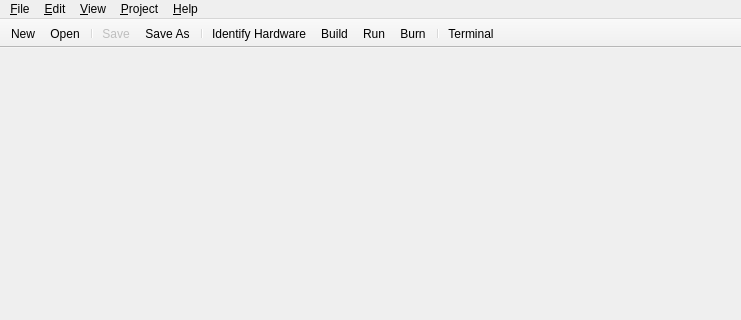
parallaxinc/PropellerIDE, file src/propelleride/forms/mainwindow.ui: the form before one commit; both pictures show x 0 to 741 and y 0 to 320 of the 741 by 679 pixel window.
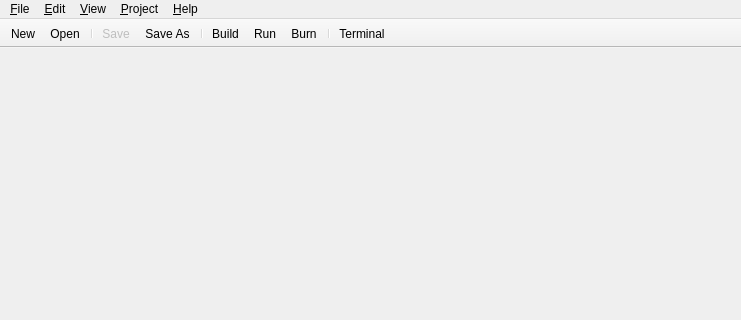
The form after the commit. Icons and pictures are not drawn.

```diff
--- a/src/propelleride/forms/mainwindow.ui
+++ b/src/propelleride/forms/mainwindow.ui
@@ -145,7 +145,6 @@
    <addaction name="action_Save"/>
    <addaction name="actionSave_As"/>
    <addaction name="separator"/>
-   <addaction name="actionIdentify"/>
    <addaction name="actionBuild"/>
    <addaction name="actionRun"/>
    <addaction name="actionBurn"/>
```
Left out of the diff: 1 changed line with no effect on the pictures.
